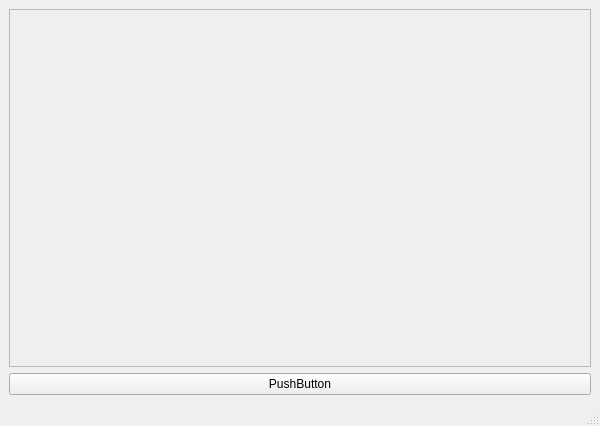
First picture: the form in graphdrawer/mainwindow.ui, repository bartspl860/graphdrawer, before the edit.
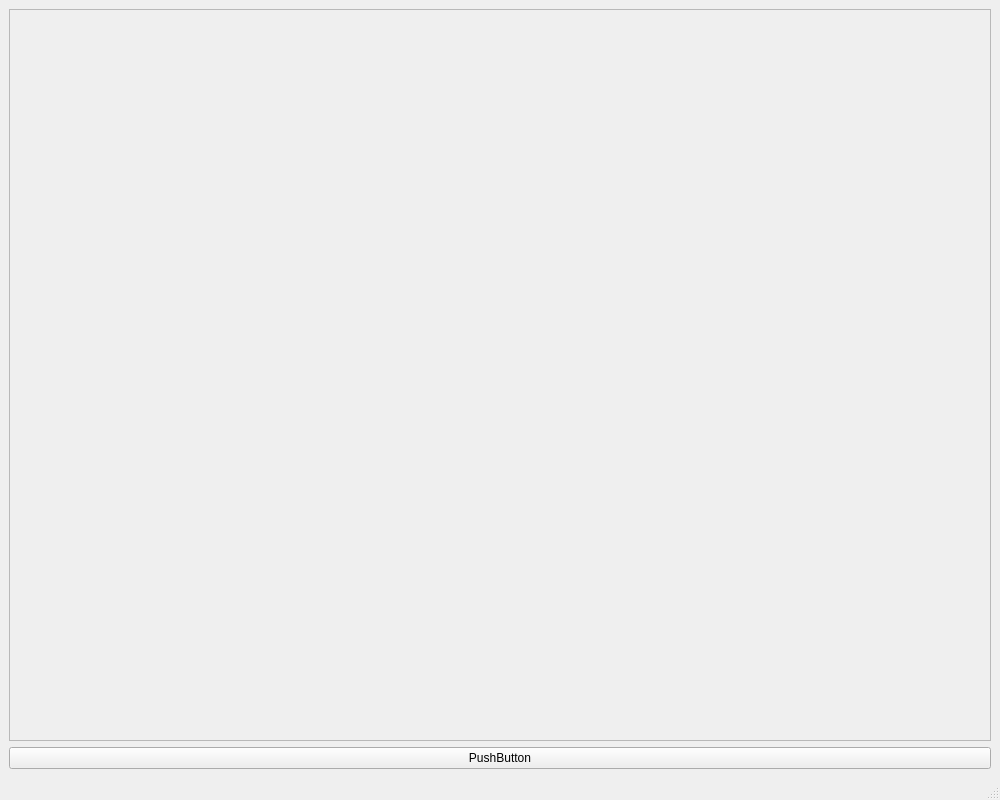
Second picture: the form after the edit.

What changed in the file:
```diff
--- a/graphdrawer/mainwindow.ui
+++ b/graphdrawer/mainwindow.ui
@@ -6,8 +6,8 @@
    <rect>
     <x>0</x>
     <y>0</y>
-    <width>600</width>
-    <height>426</height>
+    <width>1000</width>
+    <height>800</height>
    </rect>
   </property>
   <property name="windowTitle">
```
Left out of the diff: 4 changed lines with no effect on the pictures.
